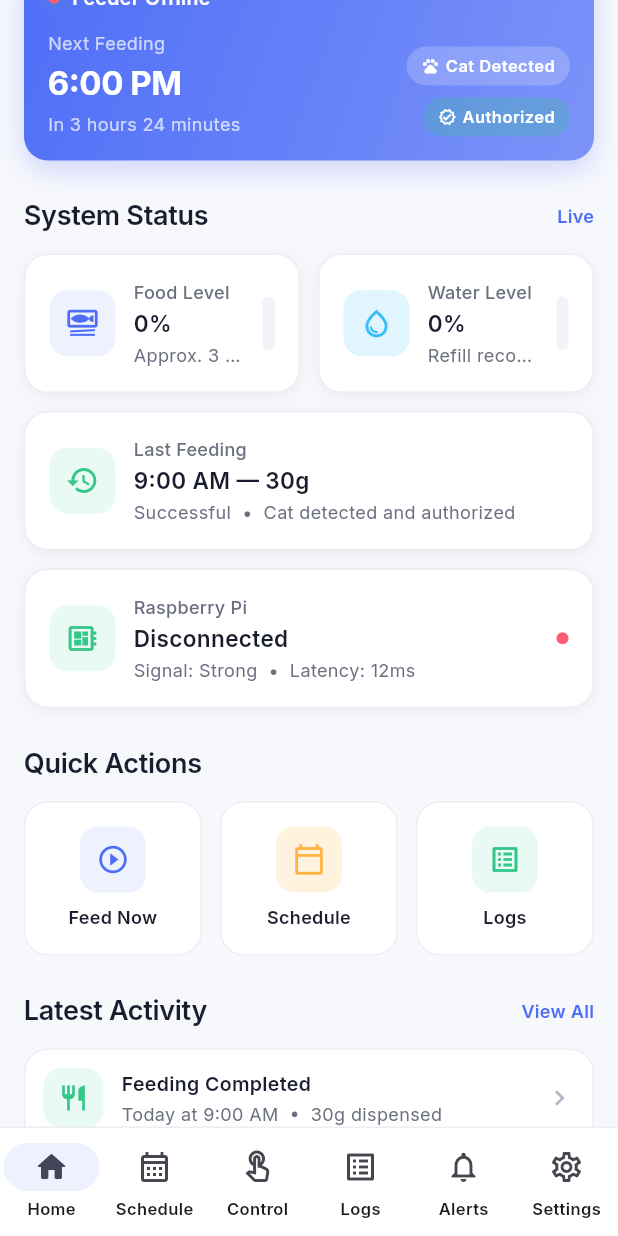
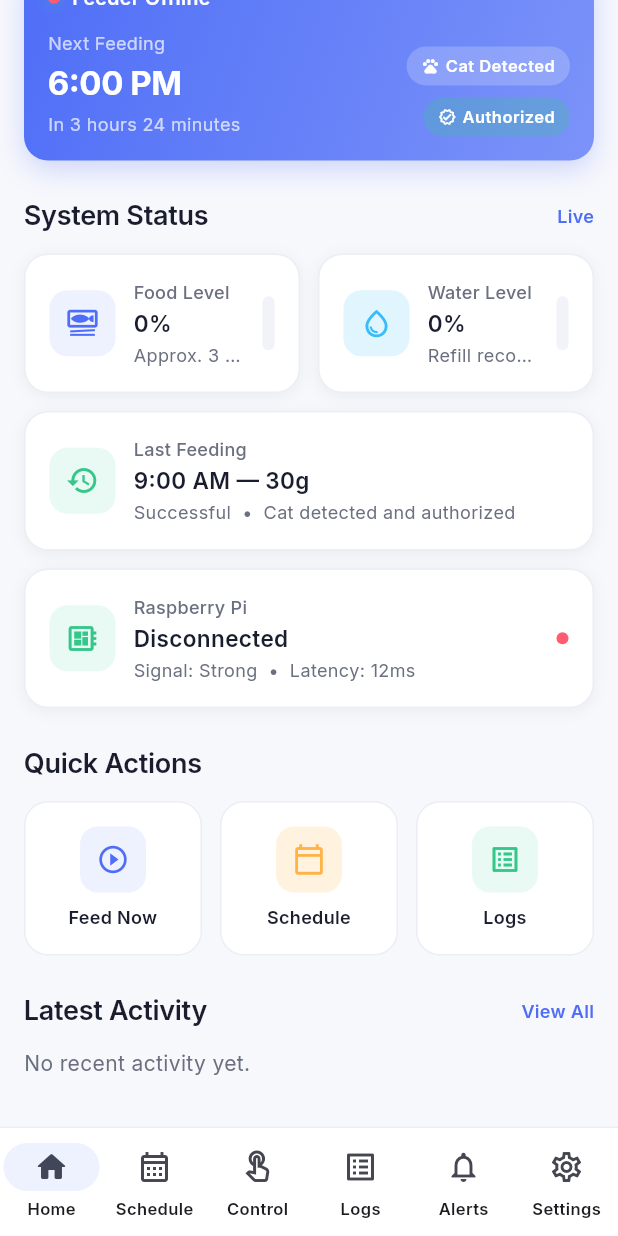
Before and after one commit to jenanmashhour12/AI_Cat_Feeder_System, a Flutter app: the screen it shows after launch, scrolled down 124 dp, on a phone screen of 412 x 824 dp. Run offline on Flutter 3.47's test engine with Material 3 defaults, Android fonts, the phone set to English and light mode, and no system bars; our stand-ins replace cloud_firestore, firebase_core, google_fonts; accounts and stored records are empty.

Commit message:
Connect latest dashboard activity to Firebase

```diff
--- a/lib/screens/dashboard/dashboard_screen.dart
+++ b/lib/screens/dashboard/dashboard_screen.dart
@@ -7,6 +7,7 @@ import '../../widgets/section_header.dart';
 import '../../widgets/info_chip.dart';
 import '../../models/system_status.dart';
 import '../../services/firebase_service.dart';
+import 'package:cloud_firestore/cloud_firestore.dart';
 
 class DashboardScreen extends StatelessWidget {
   const DashboardScreen({super.key});
@@ -360,39 +361,46 @@ class DashboardScreen extends StatelessWidget {
   }
 
   Widget _buildActivityPreview() {
-    final events = [
-      const _ActivityItem(
-        icon: Icons.restaurant_outlined,
-        title: 'Feeding Completed',
-        subtitle: 'Today at 9:00 AM  •  30g dispensed',
-        color: AppColors.success,
-        bg: AppColors.successLight,
-      ),
-      const _ActivityItem(
-        icon: Icons.pets,
-        title: 'Cat Detected & Authorized',
-        subtitle: 'Today at 8:58 AM',
-        color: AppColors.primary,
-        bg: AppColors.primaryLight,
-      ),
-      const _ActivityItem(
-        icon: Icons.warning_amber_outlined,
-        title: 'Low Water Alert',
-        subtitle: 'Today at 7:30 AM',
-        color: AppColors.warning,
-        bg: AppColors.warningLight,
-      ),
-    ];
+    return StreamBuilder<QuerySnapshot<Map<String, dynamic>>>(
+      stream: _firebaseService.watchLatestFeedings(),
+      builder: (context, snapshot) {
+        if (!snapshot.hasData) {
+          return const Center(child: CircularProgressIndicator());
+        }
 
-    return Column(
-      children: events
-          .map(
-            (e) => Padding(
+        final docs = snapshot.data!.docs;
+
+        if (docs.isEmpty) {
+          return Text('No recent activity yet.',
+              style: AppTextStyles.bodyMedium);
+        }
+
+        return Column(
+          children: docs.map((doc) {
+            final data = doc.data();
+            final authorized = data['authorized'] == true;
+            final catName = data['cat_name'] ?? 'Unknown Cat';
+            final portion = data['portion_g'] ?? 0;
+
+            final item = _ActivityItem(
+              icon: authorized
+                  ? Icons.restaurant_outlined
+                  : Icons.cancel_outlined,
+              title: authorized ? 'Feeding Completed' : 'Feeding Failed',
+              subtitle: authorized
+                  ? '$portion g dispensed for $catName'
+                  : 'Access denied for $catName',
+              color: authorized ? AppColors.success : AppColors.error,
+              bg: authorized ? AppColors.successLight : AppColors.errorLight,
+            );
+
+            return Padding(
               padding: const EdgeInsets.only(bottom: AppSpacing.md),
-              child: _buildActivityTile(e),
-            ),
-          )
-          .toList(),
+              child: _buildActivityTile(item),
+            );
+          }).toList(),
+        );
+      },
     );
   }
 
```
Also changed, not shown: lib/services/firebase_service.dart (+8 -0 lines).
